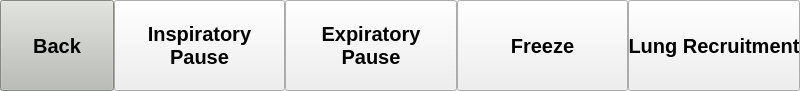
The window that gui/special/special.ui (MariuszSuchenek/MVM_GUI_test2) describes before a commit, drawn with Qt 5.
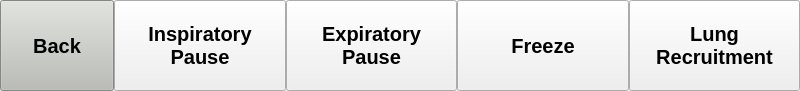
The same window after the commit.

Commit message: Renamed special.ui buttons to have unique names

What changed in the file:
```diff
--- a/gui/special/special.ui
+++ b/gui/special/special.ui
@@ -599,7 +599,8 @@
       </font>
      </property>
      <property name="text">
-      <string>Lung Recruitment</string>
+      <string>Lung
+Recruitment</string>
      </property>
     </widget>
    </item>
```
Left out of the diff: 29 changed lines with no effect on the pictures.
